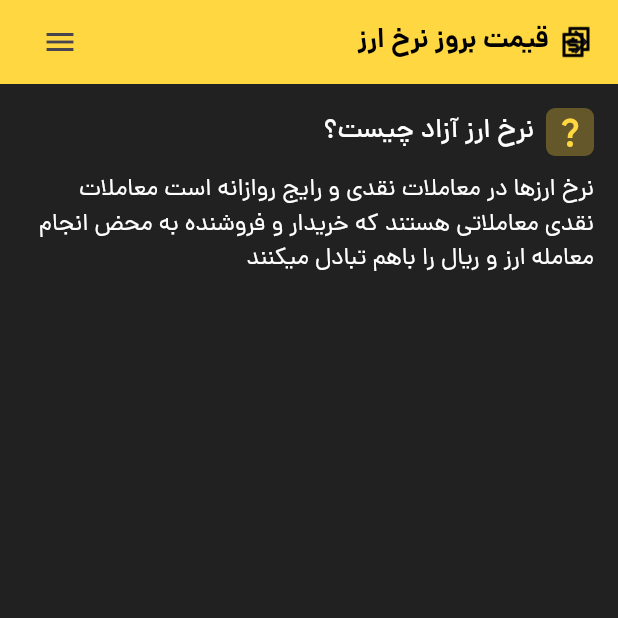
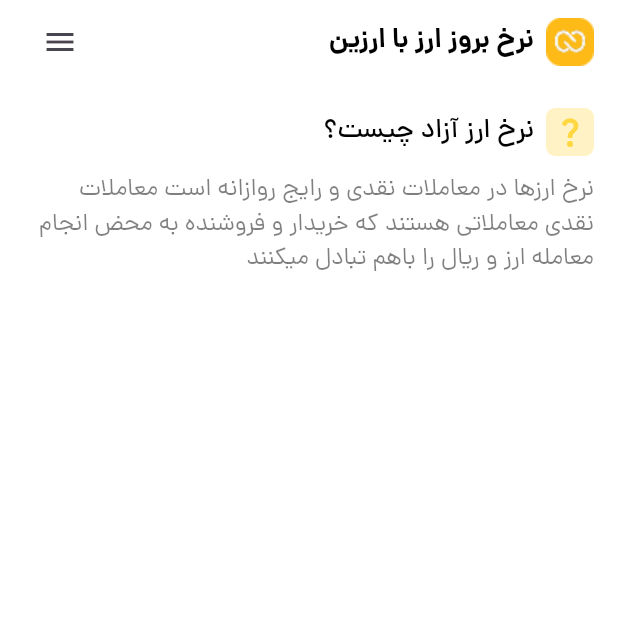
Before and after one commit to ardavan8102/Arzin, a Flutter app: the screen it shows after launch, on a phone screen of 412 x 824 dp, the top half of it. Run offline on Flutter 3.47's test engine with Material 3 defaults, Android fonts, the phone set to English and light mode, and no system bars.

Commit message:
appbar created

```diff
--- a/lib/Ui/home.dart
+++ b/lib/Ui/home.dart
@@ -1,3 +1,4 @@
+import 'package:arzin/components/appbar.dart';
 import 'package:flutter/material.dart';
 
 class HomePage extends StatelessWidget {
@@ -6,41 +7,8 @@ class HomePage extends StatelessWidget {
   @override
   Widget build(BuildContext context) {
     return Scaffold(
-      backgroundColor: Colors.grey.shade900,
-      appBar: AppBar(
-        backgroundColor: Colors.amberAccent,
-        actions: [
-          const SizedBox(width: 16), // Space from Left
-
-          Image.asset('assets/img/icon-appbar.png'),
-
-          const SizedBox(width: 6),
-
-          Align(
-            alignment: AlignmentGeometry.centerRight,
-            child: const Text(
-              'قیمت بروز نرخ ارز',
-              style: TextStyle(
-                color: Colors.black,
-                fontSize: 18,
-                fontWeight: FontWeight.w700,
-              ),
-            ),
-          ),
-
-          Expanded(
-            child: Align(
-              alignment: AlignmentGeometry.centerLeft,
-              child: IconButton(
-                onPressed: () {},
-                icon: Icon(Icons.menu),
-              ),
-            ),
-          ),
-
-          const SizedBox(width: 16), // Space from Right
-        ],
-      ),
+      backgroundColor: Colors.white,
+      appBar: AppBarArzin(),
       body: Padding(
         padding: const EdgeInsets.all(16.0),
         child: Column(
@@ -66,7 +34,7 @@ class HomePage extends StatelessWidget {
                 Text(
                   'نرخ ارز آزاد چیست؟',
                   style: TextStyle(
-                    color: Colors.white,
+                    color: Colors.black,
                     fontSize: 18,
                     fontWeight: FontWeight.w500,
                   ),
@@ -79,7 +47,7 @@ class HomePage extends StatelessWidget {
             Text(
               'نرخ ارزها در معاملات نقدی و رایج روازانه است معاملات نقدی معاملاتی هستند که خریدار و فروشنده به محض انجام معامله ارز و ریال را باهم تبادل میکنند',
               style: TextStyle(
-                color: Colors.white,
+                color: Colors.black.withValues(alpha: 0.5),
                 fontSize: 16,
                 fontWeight: FontWeight.w400,
               ),
--- a/lib/Ui/splash.dart
+++ b/lib/Ui/splash.dart
@@ -1,5 +1,5 @@
 import 'dart:async';
-import 'package:arzin/Ui/home.dart';
+import 'package:arzin/ui/home.dart';
 import 'package:flutter/material.dart';
 
 class SplashScreen extends StatefulWidget {
--- /dev/null
+++ b/lib/components/appbar.dart
@@ -0,0 +1,48 @@
+import 'package:flutter/material.dart';
+
+class AppBarArzin extends StatelessWidget implements PreferredSizeWidget {
+
+  @override
+  final Size preferredSize;
+
+  const AppBarArzin({super.key})
+    : preferredSize = const Size.fromHeight(kToolbarHeight);
+
+  @override
+  Widget build(BuildContext context) {
+    return AppBar(
+      backgroundColor: Colors.white,
+      actions: [
+        const SizedBox(width: 16), // Space from Left
+
+        Image.asset('assets/img/logo-icon.png'),
+
+        const SizedBox(width: 8),
+
+        Align(
+          alignment: AlignmentGeometry.centerRight,
+          child: const Text(
+            'نرخ بروز ارز با ارزین',
+            style: TextStyle(
+              color: Colors.black,
+              fontSize: 18,
+              fontWeight: FontWeight.w700,
+            ),
+          ),
+        ),
+
+        Expanded(
+          child: Align(
+            alignment: AlignmentGeometry.centerLeft,
+            child: IconButton(
+              onPressed: () {},
+              icon: Icon(Icons.menu),
+            ),
+          ),
+        ),
+
+        const SizedBox(width: 16), // Space from Right
+      ],
+    );
+  }
+}
--- a/lib/main.dart
+++ b/lib/main.dart
@@ -1,4 +1,4 @@
-import 'package:arzin/Ui/splash.dart';
+import 'package:arzin/ui/splash.dart';
 import 'package:flutter/material.dart';
 import 'package:flutter_localizations/flutter_localizations.dart';
 
--- a/pubspec.yaml
+++ b/pubspec.yaml
@@ -29,9 +29,9 @@ flutter:
   uses-material-design: true
 
   assets:
-    - assets/img/icon-appbar.png
     - assets/img/splash.png
     - assets/img/logo.png
+    - assets/img/logo-icon.png
 
   fonts:
     - family: Dana
```
Also changed, not shown: assets/img/icon-appbar.png (deleted), assets/img/logo-icon.png (added).
